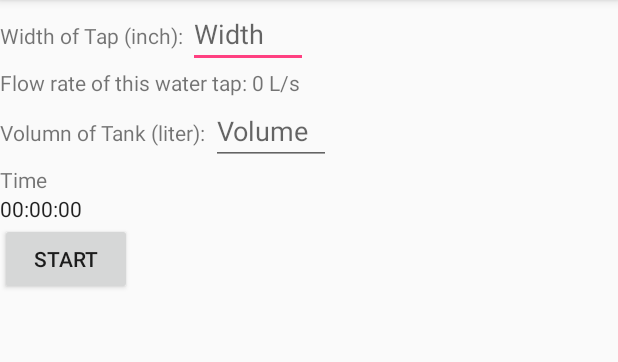
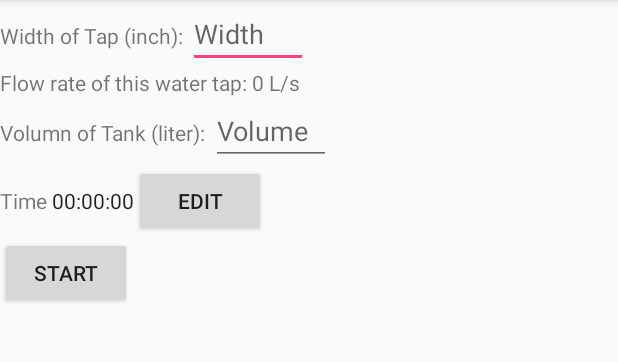
Before and after one commit to CrSherbet/TapAlert, an Android app: the screen it shows after launch (MainActivity), on a phone screen of 412 x 824 dp, the part 84-446 px from its top. Run offline under Robolectric (Android 15) with nearby library versions, the phone set to English and light mode, and no system bars.

Commit message:
added edit time

```diff
--- a/app/src/main/java/com/example/waris/tapalert/MainView.java
+++ b/app/src/main/java/com/example/waris/tapalert/MainView.java
@@ -7,4 +7,5 @@ package com.example.waris.tapalert;
 public interface MainView {
     void showFlowRate(double flowRate);
     void showUsingTime(String time);
+    void showVolume(double vol);
 }
--- a/app/src/main/java/model/Timer.java
+++ b/app/src/main/java/model/Timer.java
@@ -28,6 +28,10 @@ public class Timer {
         return volume/flowRate;
     }
 
+    public double calculateVolume(double flowRate, long time){
+        return flowRate * time;
+    }
+
     public String convertToString(double second){
         SimpleDateFormat timeFormat = new SimpleDateFormat("HH:mm:ss");
         timeFormat.setTimeZone(TimeZone.getTimeZone("UTC"));
--- a/app/src/main/res/layout/activity_main.xml
+++ b/app/src/main/res/layout/activity_main.xml
@@ -52,6 +52,9 @@
             android:hint="Volume"/>
 
     </LinearLayout>
+    <LinearLayout
+        android:layout_width="wrap_content"
+        android:layout_height="wrap_content">
 
         <TextView
             android:layout_width="wrap_content"
@@ -62,6 +65,12 @@
             android:layout_width="wrap_content"
             android:layout_height="wrap_content" />
         <Button
+            android:layout_width="wrap_content"
+            android:layout_height="wrap_content"
+            android:text="Edit"
+            android:onClick="editTime"/>
+    </LinearLayout>
+    <Button
         android:id="@+id/btn_start"
         android:layout_width="wrap_content"
         android:layout_height="wrap_content"
```
Also changed, not shown: app/src/main/java/com/example/waris/tapalert/MainActivity.java (+40 -1 lines), app/src/main/java/com/example/waris/tapalert/MainPresenter.java (+8 -1 lines). Lines whose indentation alone changed are shown as unchanged.
